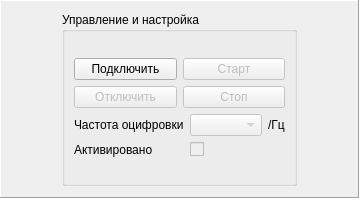
Old version of the form src/resources/frm_online_control_device.ui in the repository mcsltd/mcs-inRat-planner.
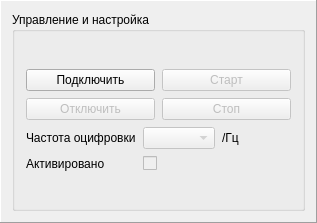
New version of the form.

```diff
--- a/src/resources/frm_online_control_device.ui
+++ b/src/resources/frm_online_control_device.ui
@@ -6,8 +6,8 @@
    <rect>
     <x>0</x>
     <y>0</y>
-    <width>359</width>
-    <height>198</height>
+    <width>317</width>
+    <height>223</height>
    </rect>
   </property>
   <property name="windowTitle">
@@ -23,7 +23,7 @@
    <item row="1" column="0">
     <widget class="QGroupBox" name="groupBox">
      <property name="sizePolicy">
-      <sizepolicy hsizetype="Fixed" vsizetype="Expanding">
+      <sizepolicy hsizetype="Preferred" vsizetype="Preferred">
        <horstretch>0</horstretch>
        <verstretch>0</verstretch>
       </sizepolicy>
@@ -38,6 +38,21 @@
       <string>Управление и настройка</string>
      </property>
      <layout class="QGridLayout" name="gridLayout_3">
+      <property name="leftMargin">
+       <number>11</number>
+      </property>
+      <property name="topMargin">
+       <number>11</number>
+      </property>
+      <property name="rightMargin">
+       <number>11</number>
+      </property>
+      <property name="bottomMargin">
+       <number>11</number>
+      </property>
+      <property name="spacing">
+       <number>7</number>
+      </property>
       <item row="0" column="0">
        <layout class="QVBoxLayout" name="verticalLayout">
         <item>
```
